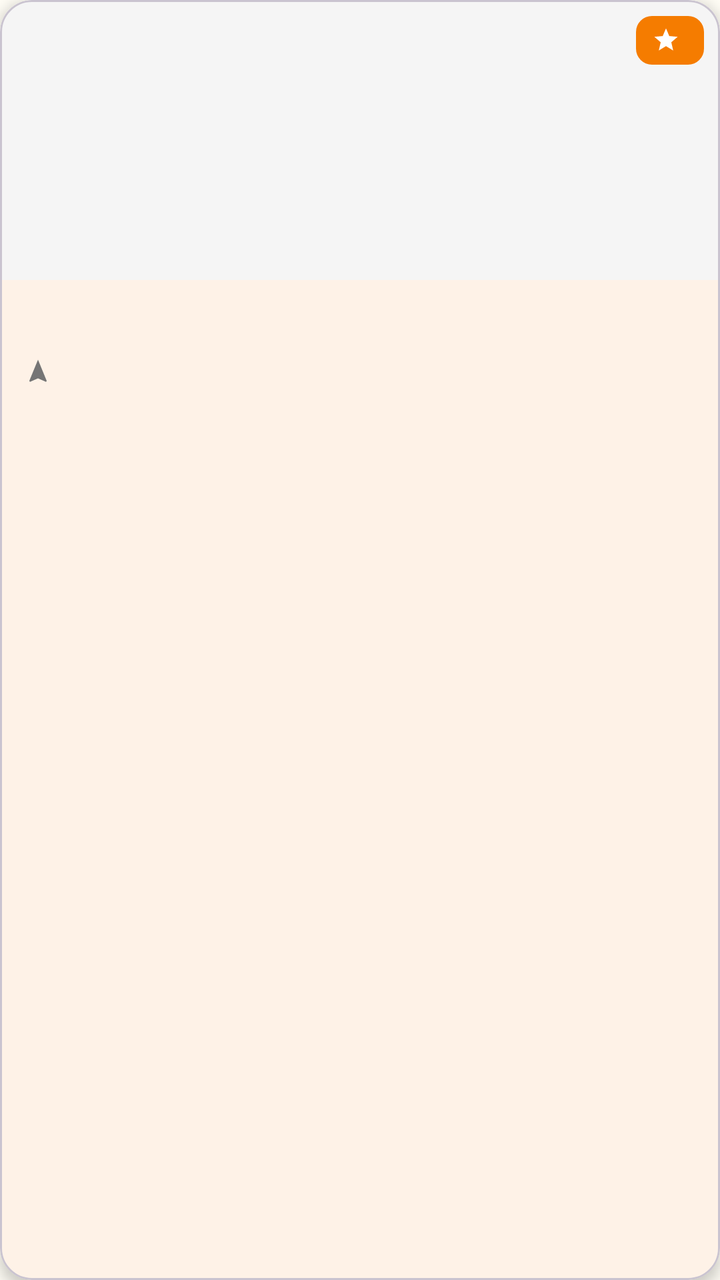
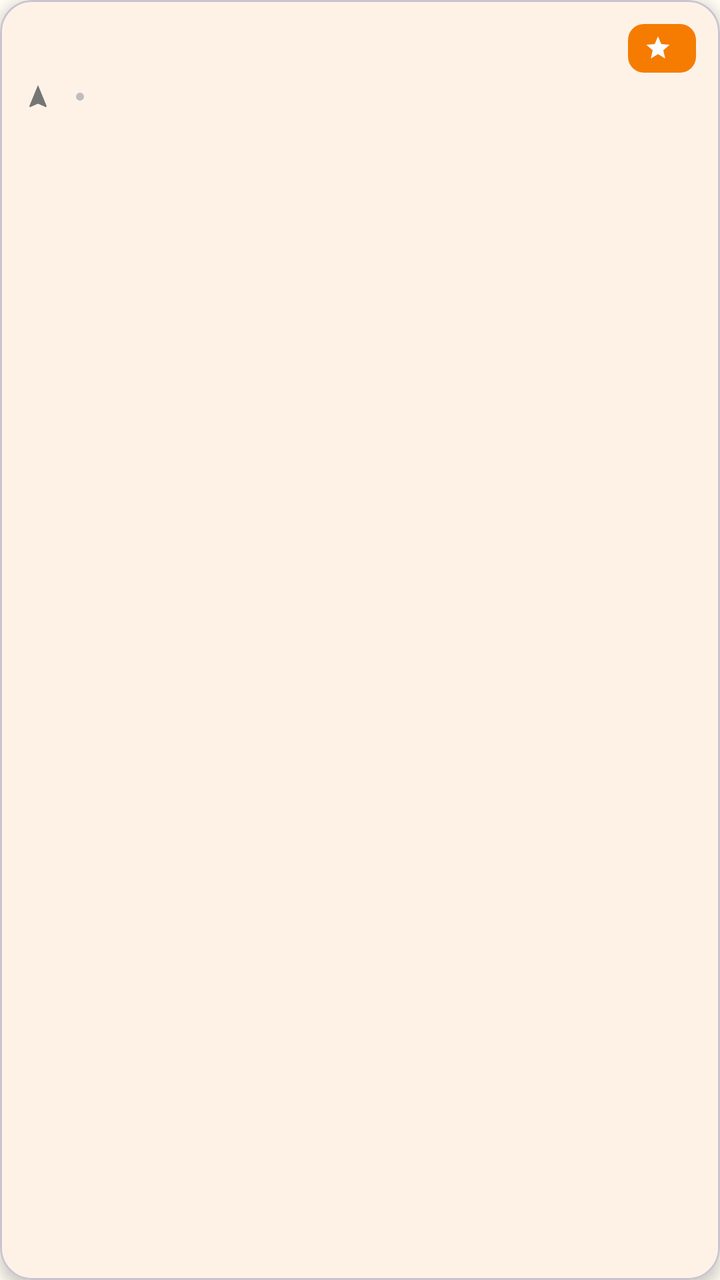

Two renders of the same Android screen: before a commit and after it. Below are the layout's source before the change and the commit's diff.
<!-- AndroidManifest.xml: application theme Theme.Homelybites -->
<!-- res/layout/item_kitchen.xml -->
<?xml version="1.0" encoding="utf-8"?>
<com.google.android.material.card.MaterialCardView xmlns:android="http://schemas.android.com/apk/res/android"
    xmlns:app="http://schemas.android.com/apk/res-auto"
    android:layout_width="match_parent"
    android:layout_height="wrap_content"
    android:layout_marginBottom="12dp"
    app:cardCornerRadius="16dp"
    app:cardElevation="4dp"
    app:cardBackgroundColor="@color/surface_white">

    <LinearLayout
        android:layout_width="match_parent"
        android:layout_height="wrap_content"
        android:orientation="vertical">

        
        <FrameLayout
            android:layout_width="match_parent"
            android:layout_height="140dp">

            <ImageView
                android:id="@+id/imgKitchen"
                android:layout_width="match_parent"
                android:layout_height="match_parent"
                android:scaleType="centerCrop"
                android:background="@color/grey_light" />

            
            <LinearLayout
                android:layout_width="wrap_content"
                android:layout_height="wrap_content"
                android:layout_gravity="top|end"
                android:layout_margin="8dp"
                android:background="@drawable/bg_status_badge"
                android:gravity="center"
                android:orientation="horizontal"
                android:paddingHorizontal="8dp"
                android:paddingVertical="4dp">

                <ImageView
                    android:layout_width="14dp"
                    android:layout_height="14dp"
                    android:src="@drawable/ic_star"
                    app:tint="@color/white" />

                <TextView
                    android:id="@+id/tvRating"
                    android:layout_width="wrap_content"
                    android:layout_height="wrap_content"
                    android:layout_marginStart="4dp"
                    android:textColor="@color/white"
                    android:textSize="12sp"
                    android:textStyle="bold" />
            </LinearLayout>
        </FrameLayout>

        <LinearLayout
            android:layout_width="match_parent"
            android:layout_height="wrap_content"
            android:orientation="vertical"
            android:padding="12dp">

            <TextView
                android:id="@+id/tvKitchenName"
                android:layout_width="wrap_content"
                android:layout_height="wrap_content"
                android:textColor="@color/text_primary"
                android:textSize="16sp"
                android:textStyle="bold" />

            <LinearLayout
                android:layout_width="match_parent"
                android:layout_height="wrap_content"
                android:layout_marginTop="4dp"
                android:gravity="center_vertical"
                android:orientation="horizontal">

                <ImageView
                    android:layout_width="14dp"
                    android:layout_height="14dp"
                    android:src="@drawable/ic_location"
                    app:tint="@color/text_secondary" />

                <TextView
                    android:id="@+id/tvDistance"
                    android:layout_width="0dp"
                    android:layout_height="wrap_content"
                    android:layout_marginStart="4dp"
                    android:layout_weight="1"
                    android:textColor="@color/text_secondary"
                    android:textSize="12sp" />

                <TextView
                    android:id="@+id/tvSpeciality"
                    android:layout_width="wrap_content"
                    android:layout_height="wrap_content"
                    android:textColor="@color/primary"
                    android:textSize="12sp" />
            </LinearLayout>
        </LinearLayout>

    </LinearLayout>
</com.google.android.material.card.MaterialCardView>
<!-- resources referenced by this layout -->
<resources>
  <color name="grey_light">#F5F5F5</color>
  <color name="primary">#F57C00</color>
  <color name="surface_white">#FFFFFF</color>
  <color name="text_primary">#212121</color>
  <color name="text_secondary">#757575</color>
  <color name="white">#FFFFFFFF</color>
  <!-- drawable bg_status_badge (drawable) -->
  <?xml version="1.0" encoding="utf-8"?>
  <shape xmlns:android="http://schemas.android.com/apk/res/android"
      android:shape="rectangle">
      <solid android:color="@color/primary" />
      <corners android:radius="8dp" />
  </shape>
  <!-- drawable ic_location (drawable) -->
  <vector xmlns:android="http://schemas.android.com/apk/res/android"
      android:width="24dp"
      android:height="24dp"
      android:viewportWidth="24"
      android:viewportHeight="24">
      <path
          android:fillColor="#757575"
          android:pathData="M12,2L4.5,20.29l0.71,0.71L12,18l6.79,3 0.71,-0.71z"/>
  </vector>
  <!-- drawable ic_star (drawable) -->
  <vector xmlns:android="http://schemas.android.com/apk/res/android"
      android:width="24dp"
      android:height="24dp"
      android:viewportWidth="24"
      android:viewportHeight="24">
      <path
          android:fillColor="#757575"
          android:pathData="M12,17.27L18.18,21l-1.64,-7.03L22,9.24l-7.19,-0.61L12,2 9.19,8.63 2,9.24l5.46,4.73L5.82,21z"/>
  </vector>
  <style name="Theme.Homelybites" parent="Base.Theme.Homelybites" />
  <style name="Base.Theme.Homelybites" parent="Theme.Material3.DayNight.NoActionBar">
          <item name="colorPrimary">@color/primary</item>
          <item name="colorPrimaryVariant">@color/primary_variant</item>
          <item name="colorOnPrimary">@color/on_primary</item>
          <item name="colorSecondary">@color/success_green</item>
          <item name="colorOnSecondary">@color/white</item>
          <item name="colorError">@color/error_red</item>
          <item name="colorOnError">@color/white</item>
          <item name="android:windowBackground">@color/background_cream</item>
          <item name="android:colorBackground">@color/background_cream</item>
          <item name="colorSurface">@color/surface_white</item>
          <item name="colorOnSurface">@color/text_primary</item>
          <item name="android:statusBarColor">@color/primary</item>
      </style>
  <color name="primary_variant">#E65100</color>
  <color name="on_primary">#FFFFFF</color>
  <color name="success_green">#4CAF50</color>
  <color name="error_red">#E53935</color>
  <color name="background_cream">#FFFDF5</color>
</resources>

<!-- the commit's change to res/layout/item_kitchen.xml (unified diff, before → after) -->
@@ -11,61 +11,21 @@
     <LinearLayout
         android:layout_width="match_parent"
         android:layout_height="wrap_content"
-        android:orientation="vertical">
-
-        
-        <FrameLayout
-            android:layout_width="match_parent"
-            android:layout_height="140dp">
-
-            <ImageView
-                android:id="@+id/imgKitchen"
-                android:layout_width="match_parent"
-                android:layout_height="match_parent"
-                android:scaleType="centerCrop"
-                android:background="@color/grey_light" />
-
-            
-            <LinearLayout
-                android:layout_width="wrap_content"
-                android:layout_height="wrap_content"
-                android:layout_gravity="top|end"
-                android:layout_margin="8dp"
-                android:background="@drawable/bg_status_badge"
-                android:gravity="center"
-                android:orientation="horizontal"
-                android:paddingHorizontal="8dp"
-                android:paddingVertical="4dp">
-
-                <ImageView
-                    android:layout_width="14dp"
-                    android:layout_height="14dp"
-                    android:src="@drawable/ic_star"
-                    app:tint="@color/white" />
-
-                <TextView
-                    android:id="@+id/tvRating"
-                    android:layout_width="wrap_content"
-                    android:layout_height="wrap_content"
-                    android:layout_marginStart="4dp"
-                    android:textColor="@color/white"
-                    android:textSize="12sp"
-                    android:textStyle="bold" />
-            </LinearLayout>
-        </FrameLayout>
+        android:orientation="horizontal"
+        android:padding="12dp">
 
         <LinearLayout
-            android:layout_width="match_parent"
+            android:layout_width="0dp"
             android:layout_height="wrap_content"
-            android:orientation="vertical"
-            android:padding="12dp">
+            android:layout_weight="1"
+            android:orientation="vertical">
 
             <TextView
                 android:id="@+id/tvKitchenName"
                 android:layout_width="wrap_content"
                 android:layout_height="wrap_content"
                 android:textColor="@color/text_primary"
-                android:textSize="16sp"
+                android:textSize="18sp"
                 android:textStyle="bold" />
 
             <LinearLayout
@@ -83,12 +43,17 @@
 
                 <TextView
                     android:id="@+id/tvDistance"
-                    android:layout_width="0dp"
+                    android:layout_width="wrap_content"
                     android:layout_height="wrap_content"
                     android:layout_marginStart="4dp"
-                    android:layout_weight="1"
                     android:textColor="@color/text_secondary"
                     android:textSize="12sp" />
+
+                <View
+                    android:layout_width="4dp"
+                    android:layout_height="4dp"
+                    android:layout_marginHorizontal="8dp"
+                    android:background="@drawable/bg_circle_dot" />
 
                 <TextView
                     android:id="@+id/tvSpeciality"
@@ -99,5 +64,31 @@
             </LinearLayout>
         </LinearLayout>
 
+        
+        <LinearLayout
+            android:layout_width="wrap_content"
+            android:layout_height="wrap_content"
+            android:background="@drawable/bg_status_badge"
+            android:gravity="center"
+            android:orientation="horizontal"
+            android:paddingHorizontal="8dp"
+            android:paddingVertical="4dp">
+
+            <ImageView
+                android:layout_width="14dp"
+                android:layout_height="14dp"
+                android:src="@drawable/ic_star"
+                app:tint="@color/white" />
+
+            <TextView
+                android:id="@+id/tvRating"
+                android:layout_width="wrap_content"
+                android:layout_height="wrap_content"
+                android:layout_marginStart="4dp"
+                android:textColor="@color/white"
+                android:textSize="12sp"
+                android:textStyle="bold" />
+        </LinearLayout>
+
     </LinearLayout>
 </com.google.android.material.card.MaterialCardView>
<!-- resource entries referenced after the edit -->
@@ -1,11 +1,19 @@
 <!-- resources referenced by this layout -->
 <resources>
-  <color name="grey_light">#F5F5F5</color>
   <color name="primary">#F57C00</color>
   <color name="surface_white">#FFFFFF</color>
   <color name="text_primary">#212121</color>
   <color name="text_secondary">#757575</color>
   <color name="white">#FFFFFFFF</color>
+  <!-- drawable bg_circle_dot (drawable) -->
+  <?xml version="1.0" encoding="utf-8"?>
+  <shape xmlns:android="http://schemas.android.com/apk/res/android"
+      android:shape="oval">
+      <solid android:color="@color/text_hint" />
+      <size
+          android:width="4dp"
+          android:height="4dp" />
+  </shape>
   <!-- drawable bg_status_badge (drawable) -->
   <?xml version="1.0" encoding="utf-8"?>
   <shape xmlns:android="http://schemas.android.com/apk/res/android"
@@ -34,6 +42,7 @@
           android:pathData="M12,17.27L18.18,21l-1.64,-7.03L22,9.24l-7.19,-0.61L12,2 9.19,8.63 2,9.24l5.46,4.73L5.82,21z"/>
   </vector>
   <style name="Theme.Homelybites" parent="Base.Theme.Homelybites" />
+  <color name="text_hint">#BDBDBD</color>
   <style name="Base.Theme.Homelybites" parent="Theme.Material3.DayNight.NoActionBar">
           <item name="colorPrimary">@color/primary</item>
           <item name="colorPrimaryVariant">@color/primary_variant</item>
